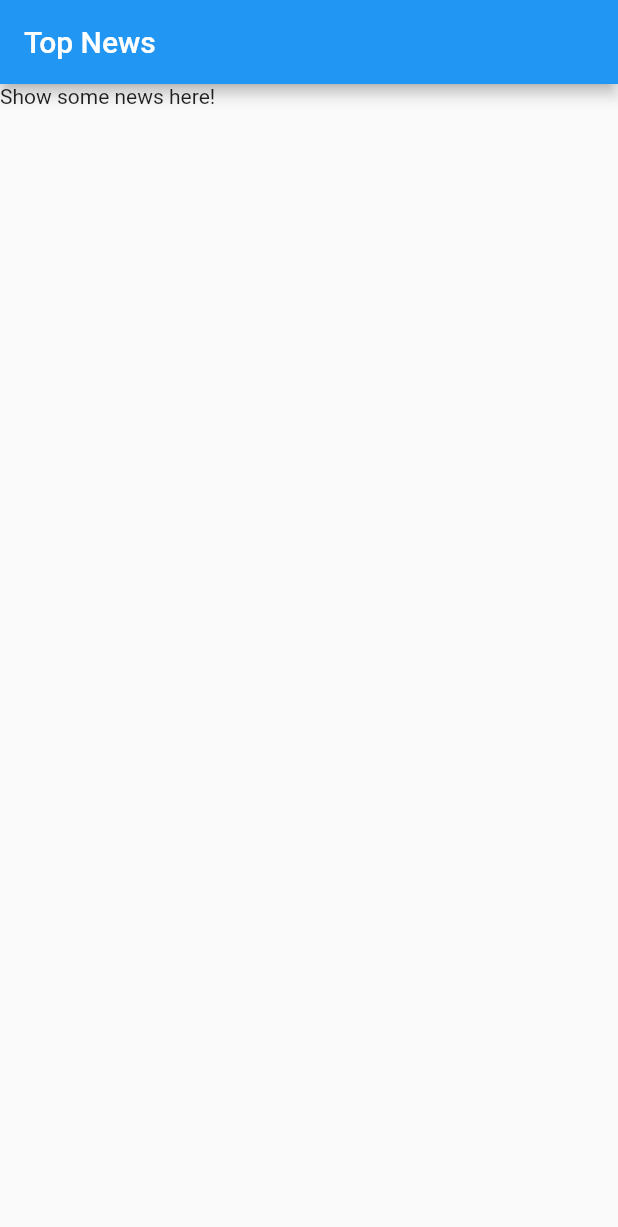
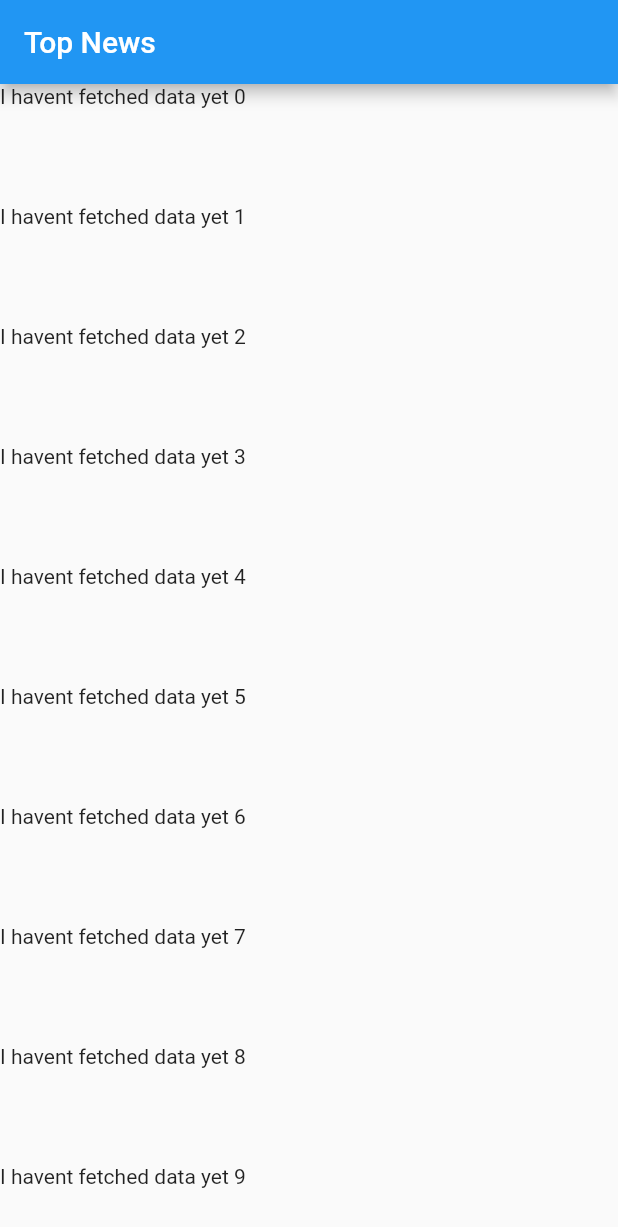
Before and after one commit to herrhulot/newsAppUdemyCourse, a Flutter app: the screen it shows after launch, on a phone screen of 412 x 824 dp. Shown: the top 1227 px of the screen. Run offline on Flutter 3.47's test engine with Material 2 defaults, Android fonts, the phone set to English and light mode, and no system bars; our stand-ins replace sqflite; accounts and stored records are empty.

Commit message:
WIP lesson 262

```diff
--- a/lib/src/screens/news_list.dart
+++ b/lib/src/screens/news_list.dart
@@ -1,4 +1,5 @@
 import 'package:flutter/material.dart';
+import 'dart:async';
 
 class NewsList extends StatelessWidget {
   @override
@@ -7,7 +8,34 @@
       appBar: AppBar(
         title: Text('Top News'),
       ),
-      body: Text('Show some news here!'),
+      body: buildList(),
+    );
+  }
+
+  Widget buildList() {
+    return ListView.builder(
+      itemCount: 1000,
+      itemBuilder: (context, int index) {
+        print(index);
+        return FutureBuilder(
+          future: getFuture(),
+          builder: (context, snapshot) {
+            return Container(
+              height: 80,
+              child: snapshot.hasData
+                  ? Text('Im visible $index')
+                  : Text('I havent fetched data yet $index'),
+            );
+          },
+        );
+      },
+    );
+  }
+
+  getFuture() {
+    Future.delayed(
+      Duration(seconds: 2),
+      () => 'hi',
     );
   }
 }
```
Also changed, not shown: lib/src/blocs/stories_provider.dart (added, +18 -0 lines), lib/src/blocs/stories_bloc.dart (added), 3 other files.
